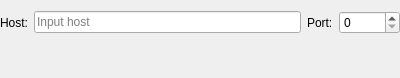
This is Src/ParameterCompone/ParameterNetUI.ui in KangLin/RabbitRemoteControl as Qt 5 draws it before an edit. The edited form follows.
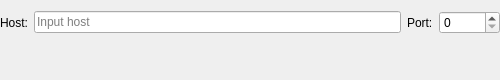
This is the edited form. Custom widgets are drawn as their Qt base class.

The edit to the form file:
```diff
--- a/Src/ParameterCompone/ParameterNetUI.ui
+++ b/Src/ParameterCompone/ParameterNetUI.ui
@@ -6,8 +6,8 @@
    <rect>
     <x>0</x>
     <y>0</y>
-    <width>400</width>
-    <height>78</height>
+    <width>500</width>
+    <height>80</height>
    </rect>
   </property>
   <property name="windowTitle">
```
